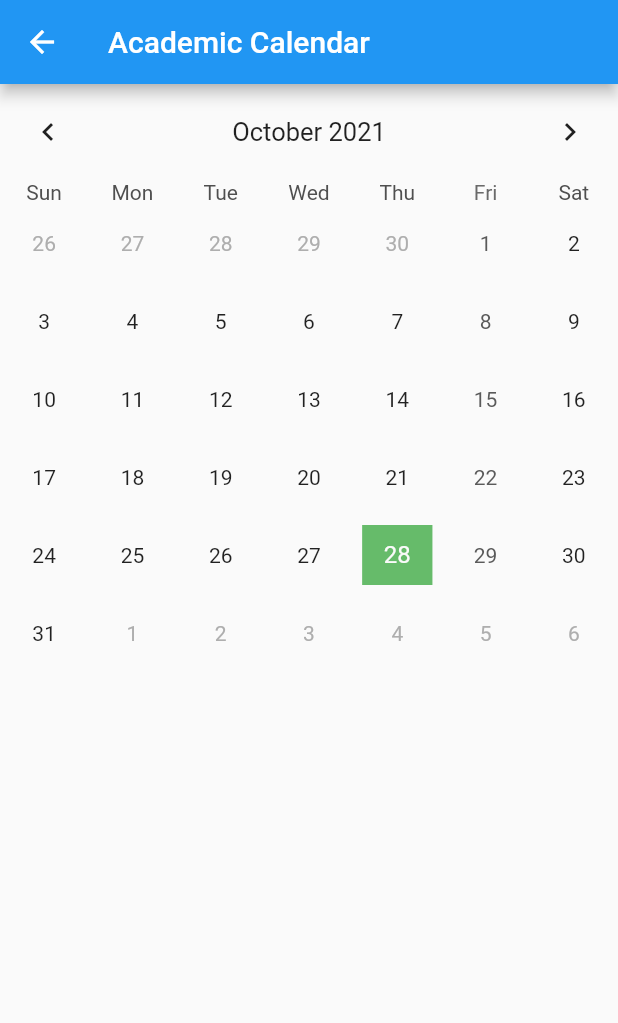
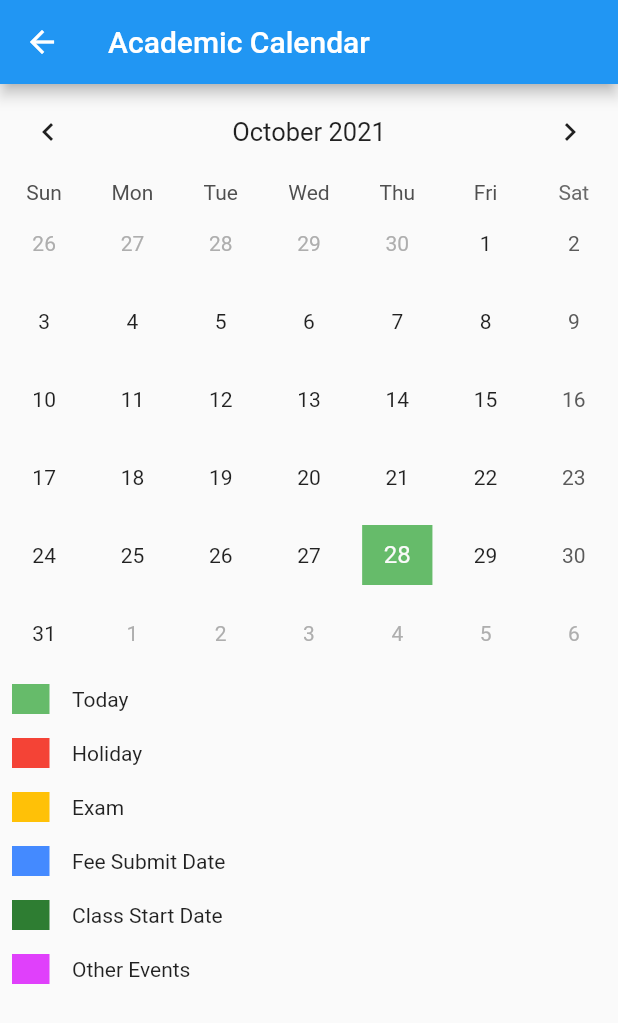
Before and after one commit to praveen1082/collegeapp, a Flutter app: the CalendarPage screen opened directly, on a phone screen of 412 x 824 dp. Shown: the top 1023 px of the screen. Run offline on Flutter 3.47's test engine with Material 2 defaults, Android fonts, the light colour scheme and no system bars; drawn by our look-alikes of table_calendar; our stand-ins replace flutter_image_slideshow; network calls fail.

Commit message:
Calendar work completed remaining to insert button in bottom of page

```diff
--- a/lib/UI/pages/calendarpage.dart
+++ b/lib/UI/pages/calendarpage.dart
@@ -19,19 +19,20 @@ class _CalendarPageState extends State<CalendarPage> {
       appBar: AppBar(
         title: Text('Academic Calendar'),
       ),
-      body: TableCalendar(
+      body: ListView(
+        children: [
+          TableCalendar(
             startingDayOfWeek: StartingDayOfWeek.sunday,
             headerStyle: HeaderStyle(
                 formatButtonShowsNext: false,
                 formatButtonVisible: false,
                 titleCentered: true),
-        weekendDays: [5],
+            weekendDays: [6],
             firstDay: kFirstDay,
             lastDay: kLastDay,
             calendarStyle: CalendarStyle(
-            selectedDecoration: BoxDecoration(
-              color: Colors.blue,
-            ),
+                // weekendTextStyle: TextStyle(color: Colors.red),
+                selectedDecoration: BoxDecoration(color: Colors.blueGrey),
                 todayDecoration: BoxDecoration(
                   color: Colors.green[400],
                 )),
@@ -67,6 +68,138 @@ class _CalendarPageState extends State<CalendarPage> {
               _focusedDay = focusedDay;
             },
           ),
+          Row(
+            children: [
+              Column(
+                children: [
+                  Padding(
+                    padding: const EdgeInsets.all(8.0),
+                    child: Row(
+                      mainAxisAlignment: MainAxisAlignment.spaceBetween,
+                      children: [
+                        Container(
+                            height: 20, width: 25, color: Colors.green[400]),
+                        SizedBox(
+                          width: 15.0,
+                        ),
+                        Text("Today")
+                      ],
+                    ),
+                  )
+                ],
+              )
+            ],
+          ),
+          Row(
+            children: [
+              Column(
+                children: [
+                  Padding(
+                    padding: const EdgeInsets.all(8.0),
+                    child: Row(
+                      mainAxisAlignment: MainAxisAlignment.spaceBetween,
+                      children: [
+                        Container(height: 20, width: 25, color: Colors.red),
+                        SizedBox(
+                          width: 15.0,
+                        ),
+                        Text("Holiday")
+                      ],
+                    ),
+                  )
+                ],
+              )
+            ],
+          ),
+          Row(
+            children: [
+              Column(
+                children: [
+                  Padding(
+                    padding: const EdgeInsets.all(8.0),
+                    child: Row(
+                      mainAxisAlignment: MainAxisAlignment.spaceBetween,
+                      children: [
+                        Container(height: 20, width: 25, color: Colors.amber),
+                        SizedBox(
+                          width: 15.0,
+                        ),
+                        Text("Exam")
+                      ],
+                    ),
+                  )
+                ],
+              )
+            ],
+          ),
+          Row(
+            children: [
+              Column(
+                children: [
+                  Padding(
+                    padding: const EdgeInsets.all(8.0),
+                    child: Row(
+                      mainAxisAlignment: MainAxisAlignment.spaceBetween,
+                      children: [
+                        Container(
+                            height: 20, width: 25, color: Colors.blueAccent),
+                        SizedBox(
+                          width: 15.0,
+                        ),
+                        Text("Fee Submit Date")
+                      ],
+                    ),
+                  )
+                ],
+              )
+            ],
+          ),
+          Row(
+            children: [
+              Column(
+                children: [
+                  Padding(
+                    padding: const EdgeInsets.all(8.0),
+                    child: Row(
+                      mainAxisAlignment: MainAxisAlignment.spaceBetween,
+                      children: [
+                        Container(
+                            height: 20, width: 25, color: Colors.green[800]),
+                        SizedBox(
+                          width: 15.0,
+                        ),
+                        Text("Class Start Date")
+                      ],
+                    ),
+                  )
+                ],
+              )
+            ],
+          ),
+          Row(
+            children: [
+              Column(
+                children: [
+                  Padding(
+                    padding: const EdgeInsets.all(8.0),
+                    child: Row(
+                      mainAxisAlignment: MainAxisAlignment.spaceBetween,
+                      children: [
+                        Container(
+                            height: 20, width: 25, color: Colors.purpleAccent),
+                        SizedBox(
+                          width: 15.0,
+                        ),
+                        Text("Other Events")
+                      ],
+                    ),
+                  )
+                ],
+              )
+            ],
+          ),
+        ],
+      ),
     );
   }
 }
```
Lines whose indentation alone changed are shown as unchanged.
